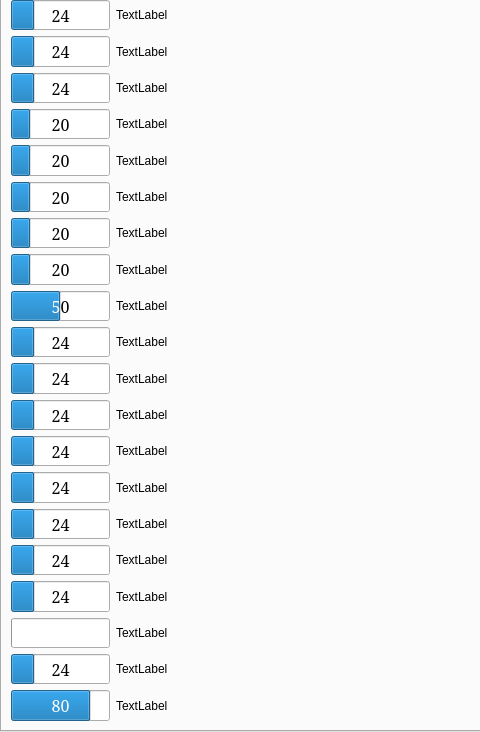
Above: player/tabwidgetplayer.ui from maksakovaa/Province before the change; both pictures show x 0 to 480 and y 180 to 912 of the 1034 by 912 pixel window. Below: the same form after it.
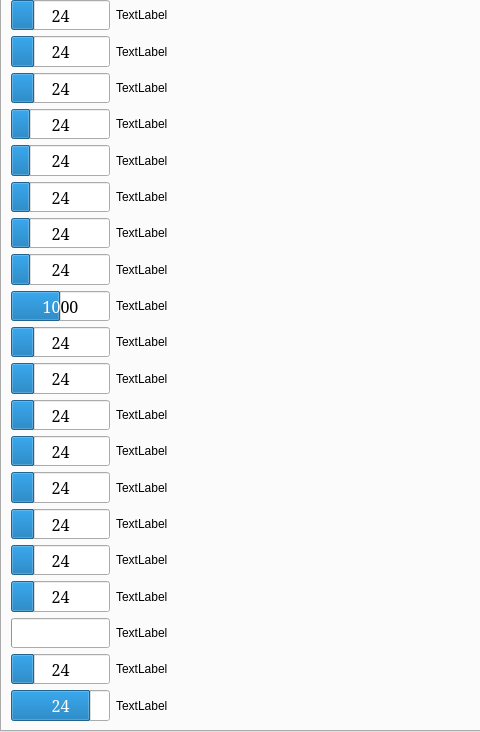
That is the form after the change. The open tabs and pages were chosen to show the change.

```diff
--- a/player/tabwidgetplayer.ui
+++ b/player/tabwidgetplayer.ui
@@ -336,7 +336,7 @@
          <number>24</number>
         </property>
         <property name="format">
-         <string>%p</string>
+         <string>%v</string>
         </property>
        </widget>
       </item>
@@ -362,7 +362,7 @@
          <number>24</number>
         </property>
         <property name="format">
-         <string>%p</string>
+         <string>%v</string>
         </property>
        </widget>
       </item>
@@ -388,7 +388,7 @@
          <number>24</number>
         </property>
         <property name="format">
-         <string>%p</string>
+         <string>%v</string>
         </property>
        </widget>
       </item>
@@ -414,7 +414,7 @@
          <number>24</number>
         </property>
         <property name="format">
-         <string>%p</string>
+         <string>%v</string>
         </property>
        </widget>
       </item>
@@ -440,7 +440,7 @@
          <number>24</number>
         </property>
         <property name="format">
-         <string>%p</string>
+         <string>%v</string>
         </property>
        </widget>
       </item>
@@ -466,7 +466,7 @@
          <number>1000</number>
         </property>
         <property name="format">
-         <string>%p</string>
+         <string>%v</string>
         </property>
        </widget>
       </item>
@@ -725,7 +725,7 @@
          <number>24</number>
         </property>
         <property name="format">
-         <string>%p</string>
+         <string>%v</string>
         </property>
        </widget>
       </item>
```
Left out of the diff: 34 changed lines with no effect on the pictures.
